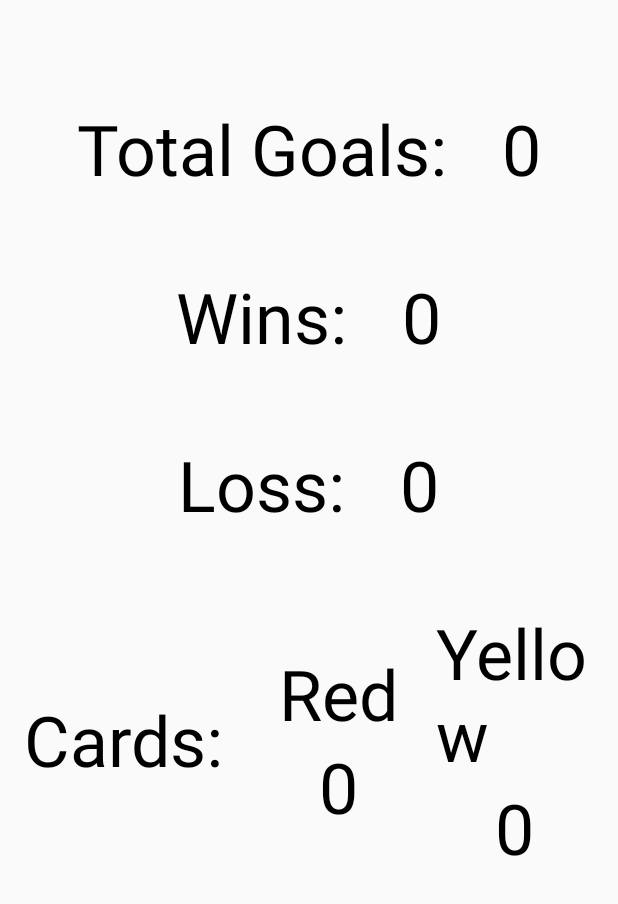
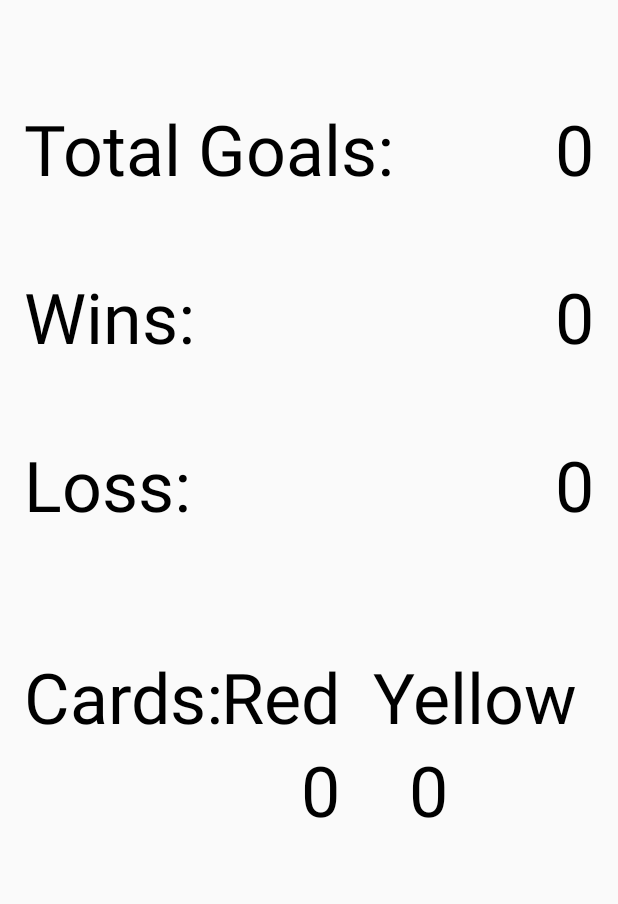
Before and after one commit to rkanjani/FootyManager, an Android app: the TeamInfo screen opened directly, with no data from a screen before it, on a phone screen of 412 x 824 dp, the part 332-1236 px from its top. Run offline under Robolectric (Android 15) with nearby library versions, the phone set to English and light mode, and no system bars; 2 statements that could not run were skipped.

Commit message:
Fixed winner and team info

```diff
--- a/app/src/main/res/layout/activity_team_info.xml
+++ b/app/src/main/res/layout/activity_team_info.xml
@@ -34,7 +34,7 @@
                 android:paddingLeft="25dp" />
         </LinearLayout>
 
-        <LinearLayout
+        <RelativeLayout
             android:orientation="horizontal"
             android:layout_width="match_parent"
             android:layout_height="wrap_content"
@@ -47,7 +47,10 @@
                 android:text="Total Goals: "
                 android:id="@+id/total_goals"
                 android:textColor="#000000"
-                android:textSize="70px" />
+                android:textSize="70px"
+                android:layout_alignParentTop="true"
+                android:layout_alignParentLeft="true"
+                android:layout_alignParentStart="true" />
 
             <TextView
                 android:layout_width="wrap_content"
@@ -56,10 +59,13 @@
                 android:id="@+id/num_total_goals"
                 android:textSize="70px"
                 android:textColor="#000000"
-                android:paddingLeft="25dp" />
-        </LinearLayout>
+                android:paddingLeft="25dp"
+                android:layout_alignParentTop="true"
+                android:layout_alignParentRight="true"
+                android:layout_alignParentEnd="true" />
+        </RelativeLayout>
 
-        <LinearLayout
+        <RelativeLayout
             android:orientation="horizontal"
             android:layout_width="match_parent"
             android:layout_height="wrap_content"
@@ -81,10 +87,13 @@
                 android:id="@+id/num_wins"
                 android:textColor="#000000"
                 android:textSize="70px"
-                android:paddingLeft="25dp" />
-        </LinearLayout>
+                android:paddingLeft="25dp"
+                android:layout_alignParentTop="true"
+                android:layout_alignParentRight="true"
+                android:layout_alignParentEnd="true" />
+        </RelativeLayout>
 
-        <LinearLayout
+        <RelativeLayout
             android:orientation="horizontal"
             android:layout_width="match_parent"
             android:layout_height="wrap_content"
@@ -106,13 +115,16 @@
                 android:id="@+id/num_losses"
                 android:textSize="70px"
                 android:textColor="#000000"
-                android:paddingLeft="25dp" />
-        </LinearLayout>
+                android:paddingLeft="25dp"
+                android:layout_alignTop="@+id/losses"
+                android:layout_alignParentRight="true"
+                android:layout_alignParentEnd="true" />
+        </RelativeLayout>
 
-        <LinearLayout
+        <RelativeLayout
             android:orientation="horizontal"
             android:layout_width="match_parent"
-            android:layout_height="wrap_content"
+            android:layout_height="match_parent"
             android:gravity="center"
             android:paddingTop="50dp">
 
@@ -122,14 +134,39 @@
                 android:text="Cards: "
                 android:id="@+id/cards"
                 android:textColor="#000000"
-                android:textSize="70px" />
+                android:textSize="70px"
+                android:layout_alignParentTop="true"
+                android:layout_alignParentLeft="true"
+                android:layout_alignParentStart="true" />
 
             <LinearLayout
                 android:orientation="vertical"
                 android:layout_width="wrap_content"
                 android:layout_height="wrap_content"
                 android:paddingLeft="25dp"
-                android:layout_gravity="center">
+                android:layout_gravity="center"
+                android:id="@+id/linearLayout4">
+
+            </LinearLayout>
+
+            <LinearLayout
+                android:orientation="vertical"
+                android:layout_width="wrap_content"
+                android:layout_height="wrap_content"
+                android:paddingLeft="25dp">
+
+            </LinearLayout>
+
+            <TextView
+                android:layout_width="wrap_content"
+                android:layout_height="wrap_content"
+                android:text="Yellow "
+                android:id="@+id/yellow"
+                android:textColor="#000000"
+                android:textSize="70px"
+                android:layout_below="@+id/linearLayout4"
+                android:layout_alignParentRight="true"
+                android:layout_alignParentEnd="true" />
 
             <TextView
                 android:layout_width="wrap_content"
@@ -137,7 +174,26 @@
                 android:text="Red"
                 android:id="@+id/red"
                 android:textColor="#000000"
-                    android:textSize="70px" />
+                android:textSize="70px"
+                android:layout_marginRight="22dp"
+                android:layout_marginEnd="22dp"
+                android:layout_alignParentTop="true"
+                android:layout_toLeftOf="@+id/yellow"
+                android:layout_toStartOf="@+id/yellow" />
+
+            <TextView
+                android:layout_width="wrap_content"
+                android:layout_height="wrap_content"
+                android:text="0"
+                android:id="@+id/num_yellow"
+                android:textSize="70px"
+                android:textColor="#000000"
+                android:layout_gravity="center_horizontal"
+                android:layout_below="@+id/yellow"
+                android:layout_alignLeft="@+id/yellow"
+                android:layout_alignStart="@+id/yellow"
+                android:layout_marginLeft="24dp"
+                android:layout_marginStart="24dp" />
 
             <TextView
                 android:layout_width="wrap_content"
@@ -146,32 +202,12 @@
                 android:id="@+id/num_red"
                 android:textColor="#000000"
                 android:textSize="70px"
-                    android:layout_gravity="center" />
-            </LinearLayout>
+                android:layout_gravity="right"
+                android:layout_below="@+id/red"
+                android:layout_alignRight="@+id/red"
+                android:layout_alignEnd="@+id/red" />
 
-            <LinearLayout
-                android:orientation="vertical"
-                android:layout_width="wrap_content"
-                android:layout_height="wrap_content"
-                android:paddingLeft="25dp">
+        </RelativeLayout>
 
-                <TextView
-                    android:layout_width="wrap_content"
-                    android:layout_height="wrap_content"
-                    android:text="Yellow "
-                    android:id="@+id/yellow"
-                    android:textColor="#000000"
-                    android:textSize="70px" />
-
-                <TextView
-                    android:layout_width="wrap_content"
-                    android:layout_height="wrap_content"
-                    android:text="0"
-                    android:id="@+id/num_yellow"
-                    android:textSize="70px"
-                    android:textColor="#000000"
-                    android:layout_gravity="center" />
-            </LinearLayout>
-        </LinearLayout>
     </LinearLayout>
 </RelativeLayout>
```
Also changed, not shown: app/src/main/res/layout/activity_winner.xml (+62 -47 lines). Lines whose indentation alone changed are shown as unchanged.
